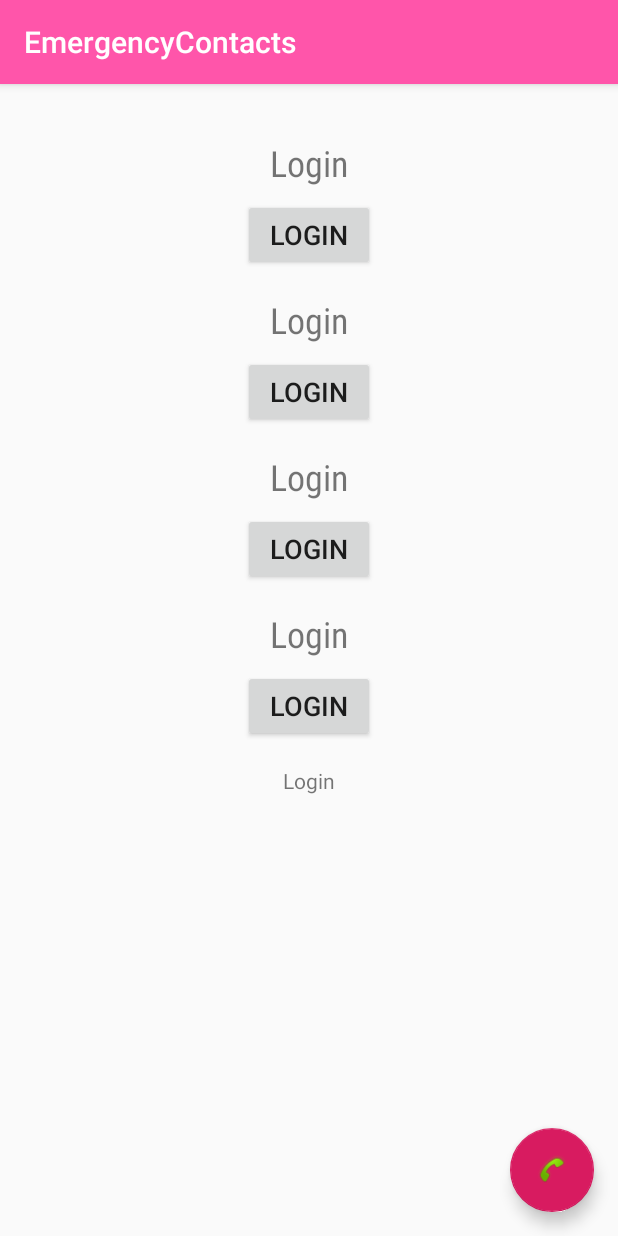
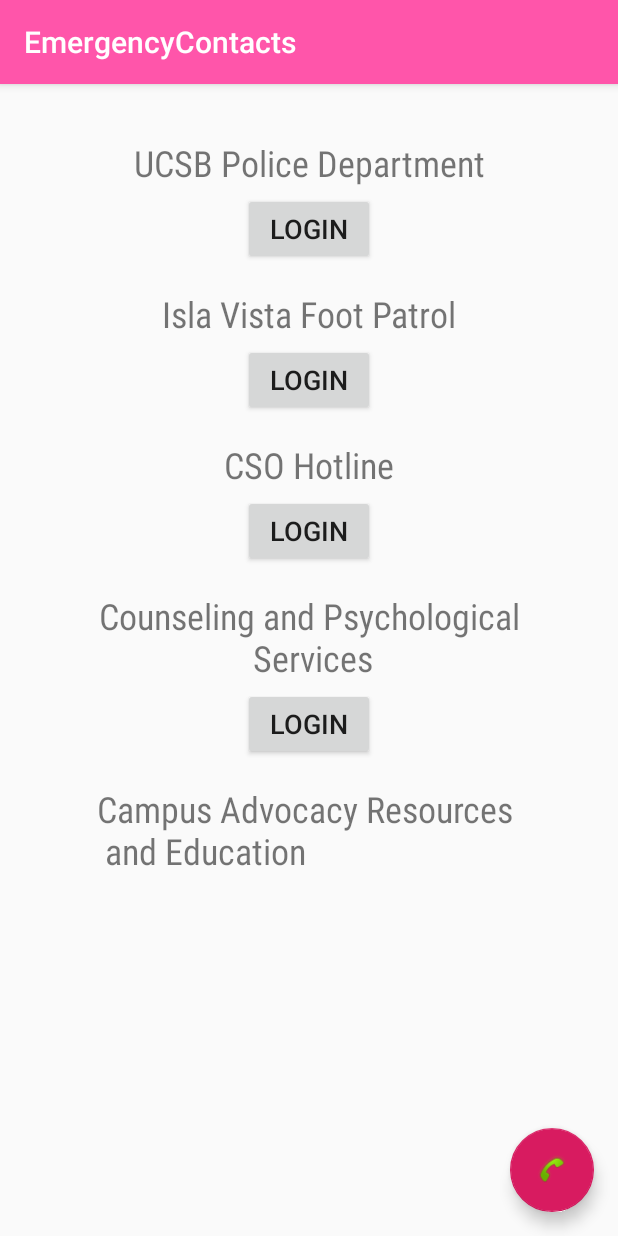
Before and after one commit to katelynzzz/womxnhacks, an Android app: the EmergencyContacts screen opened directly, with no data from a screen before it, on a phone screen of 412 x 824 dp. Run offline under Robolectric (Android 15) with nearby library versions, the phone set to English and light mode, and no system bars.

Commit message:
headings done,string.xml updated

```diff
--- a/app/src/main/res/layout/content_emergency_contacts.xml
+++ b/app/src/main/res/layout/content_emergency_contacts.xml
@@ -13,20 +13,19 @@
         android:layout_width="wrap_content"
         android:layout_height="wrap_content"
         android:layout_marginTop="36dp"
-        android:text="@string/Button"
+        android:text="@string/UCPD"
         android:textSize="24sp"
         app:fontFamily="sans-serif-condensed"
         app:layout_constraintEnd_toEndOf="parent"
         app:layout_constraintHorizontal_bias="0.5"
         app:layout_constraintStart_toStartOf="parent"
-        app:layout_constraintTop_toTopOf="parent"
-        tools:text="UCSB Police Department" />
+        app:layout_constraintTop_toTopOf="parent" />
 
     <Button
         android:id="@+id/button6"
         android:layout_width="wrap_content"
         android:layout_height="wrap_content"
-        android:layout_marginTop="8dp"
+        android:layout_marginTop="4dp"
         android:text="@string/Button"
         android:textSize="18sp"
         app:layout_constraintEnd_toEndOf="parent"
@@ -40,20 +39,19 @@
         android:layout_width="wrap_content"
         android:layout_height="wrap_content"
         android:layout_marginTop="16dp"
-        android:text="@string/Button"
+        android:text="@string/IV"
         android:textSize="24sp"
         app:fontFamily="sans-serif-condensed"
         app:layout_constraintEnd_toEndOf="parent"
         app:layout_constraintHorizontal_bias="0.5"
         app:layout_constraintStart_toStartOf="parent"
-        app:layout_constraintTop_toBottomOf="@+id/button6"
-        tools:text="Isla Vista Foot Patrol" />
+        app:layout_constraintTop_toBottomOf="@+id/button6" />
 
     <Button
         android:id="@+id/button8"
         android:layout_width="wrap_content"
         android:layout_height="wrap_content"
-        android:layout_marginTop="8dp"
+        android:layout_marginTop="4dp"
         android:text="@string/Button"
         android:textSize="18sp"
         app:layout_constraintEnd_toEndOf="parent"
@@ -67,20 +65,19 @@
         android:layout_width="wrap_content"
         android:layout_height="wrap_content"
         android:layout_marginTop="16dp"
-        android:text="@string/Button"
+        android:text="@string/CSO"
         android:textSize="24sp"
         app:fontFamily="sans-serif-condensed"
         app:layout_constraintEnd_toEndOf="parent"
         app:layout_constraintHorizontal_bias="0.5"
         app:layout_constraintStart_toStartOf="parent"
-        app:layout_constraintTop_toBottomOf="@+id/button8"
-        tools:text="CSO Hotline" />
+        app:layout_constraintTop_toBottomOf="@+id/button8" />
 
     <Button
         android:id="@+id/button10"
         android:layout_width="wrap_content"
         android:layout_height="wrap_content"
-        android:layout_marginTop="8dp"
+        android:layout_marginTop="4dp"
         android:text="@string/Button"
         android:textSize="18sp"
         app:layout_constraintEnd_toEndOf="parent"
@@ -95,20 +92,19 @@
         android:layout_height="wrap_content"
         android:layout_marginTop="16dp"
         android:gravity="center_horizontal"
-        android:text="@string/Button"
+        android:text="@string/CAPS"
         android:textSize="24sp"
         app:fontFamily="sans-serif-condensed"
         app:layout_constraintEnd_toEndOf="parent"
         app:layout_constraintHorizontal_bias="0.5"
         app:layout_constraintStart_toStartOf="parent"
-        app:layout_constraintTop_toBottomOf="@+id/button10"
-        tools:text="Counseling and Physcological\nServices" />
+        app:layout_constraintTop_toBottomOf="@+id/button10" />
 
     <Button
         android:id="@+id/button12"
         android:layout_width="wrap_content"
         android:layout_height="wrap_content"
-        android:layout_marginTop="8dp"
+        android:layout_marginTop="4dp"
         android:text="@string/Button"
         android:textSize="18sp"
         app:layout_constraintEnd_toEndOf="parent"
@@ -122,10 +118,11 @@
         android:layout_width="wrap_content"
         android:layout_height="wrap_content"
         android:layout_marginTop="16dp"
-        android:text="@string/Button"
+        android:text="@string/CARE"
+        android:textSize="24sp"
+        app:fontFamily="sans-serif-condensed"
         app:layout_constraintEnd_toEndOf="parent"
         app:layout_constraintHorizontal_bias="0.5"
         app:layout_constraintStart_toStartOf="parent"
-        app:layout_constraintTop_toBottomOf="@+id/button12"
-        tools:text="Campus Advocacy\n Resources and Education" />
+        app:layout_constraintTop_toBottomOf="@+id/button12" />
 </android.support.constraint.ConstraintLayout>
--- a/app/src/main/res/values/strings.xml
+++ b/app/src/main/res/values/strings.xml
@@ -24,4 +24,10 @@
     <string name="rate5">Rating: 3.6/5.0</string>
     <string name="title_activity_party_picker2">PartyPicker</string>
     <string name="title_activity_red_zone">RedZone</string>
+    <string name="UCPD">UCSB Police Department</string>
+    <string name="IV">Isla Vista Foot Patrol</string>
+    <string name="CSO">CSO Hotline</string>
+    <string name="CAPS">Counseling and Psychological\n Services</string>
+    <string name="CARE">Campus Advocacy Resources \n and Education</string>
+    <string name="SBR">Santa Barbara Rape \n Crisis Center</string>
 </resources>
```
